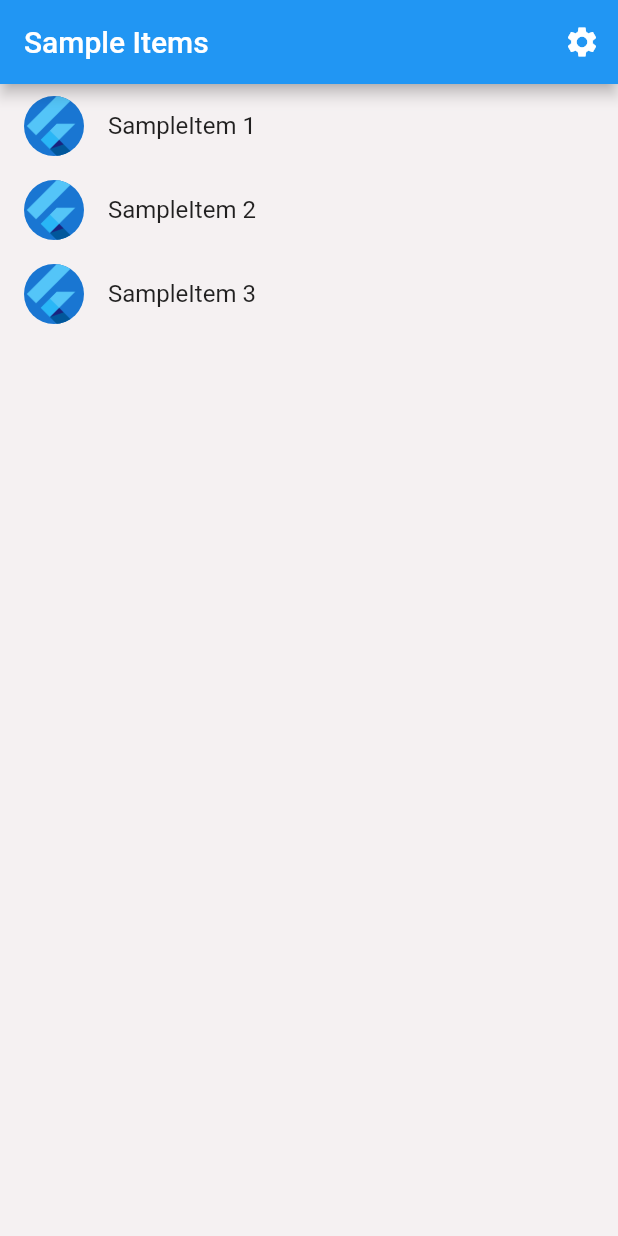
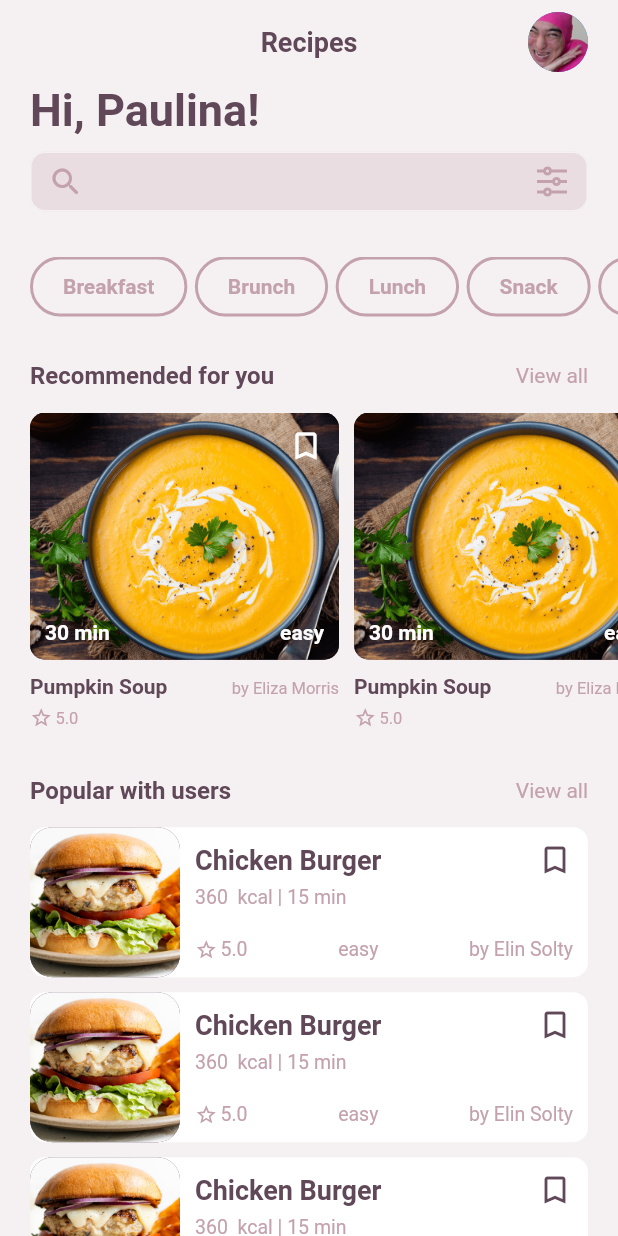
Before and after one commit to Mmoke-Nape/Full-Fridge-App, a Flutter app: the screen it shows after launch, on a phone screen of 412 x 824 dp. Run offline on Flutter 3.47's test engine with Material 2 defaults, Android fonts, the phone set to English and light mode, and no system bars; our stand-ins replace get, google_fonts, websafe_svg; generated files the repository leaves out were written again.

Commit message:
Completed home screen UI

```diff
--- /dev/null
+++ b/lib/screens/home/home_screen.dart
@@ -0,0 +1,130 @@
+import 'package:flutter/material.dart';
+import 'package:websafe_svg/websafe_svg.dart';
+
+import '../../constants/app_colors.dart';
+import '../../widgets/category_home_pill.dart';
+import '../../widgets/custom_food_listtile.dart';
+import '../../widgets/heading_and_view_All.dart';
+import '../../widgets/recommend_for_you_display.dart';
+import '../../widgets/searchbox_with_button.dart';
+
+class HomeScreen extends StatelessWidget {
+  const HomeScreen({Key? key}) : super(key: key);
+
+  static const categoryList = [
+    'Breakfast',
+    'Brunch',
+    'Lunch',
+    'Snack',
+    'Dinner'
+  ];
+  @override
+  Widget build(BuildContext context) {
+    Size size = MediaQuery.of(context).size;
+    return Scaffold(
+      appBar: AppBar(
+        backgroundColor: AppColors.backgroundPageColor,
+        actions: const [
+          Padding(
+            padding: EdgeInsets.only(right: 20),
+            child: CircleAvatar(
+              foregroundImage: AssetImage('assets/images/joji.jpg'),
+              radius: 20,
+            ),
+          ),
+        ],
+        centerTitle: true,
+        title: Text(
+          'Recipes',
+          style: Theme.of(context)
+              .textTheme
+              .bodyText1!
+              .copyWith(fontSize: 18, fontWeight: FontWeight.bold),
+        ),
+        elevation: 0,
+      ),
+      body: SingleChildScrollView(
+        child: Column(
+          crossAxisAlignment: CrossAxisAlignment.start,
+          children: [
+            Padding(
+              padding: const EdgeInsets.only(left: 20, right: 20, bottom: 10),
+              child: Text(
+                'Hi, Paulina!',
+                style: Theme.of(context)
+                    .textTheme
+                    .headline1!
+                    .copyWith(fontSize: 30, fontWeight: FontWeight.bold),
+              ),
+            ),
+            SearchBoxWithButton(
+                press: () {}, svgIcon: 'assets/icons/RiEqualizerLine.svg'),
+            const SizedBox(height: 30),
+            Container(
+              padding: const EdgeInsets.only(left: 20),
+              height: 40,
+              child: ListView.builder(
+                shrinkWrap: true,
+                itemCount: categoryList.length,
+                scrollDirection: Axis.horizontal,
+                itemBuilder: ((context, index) {
+                  return Padding(
+                    padding: EdgeInsets.only(left: index == 0 ? 0 : 5),
+                    child: CategoryHomePill(text: categoryList[index]),
+                  );
+                }),
+              ),
+            ),
+            const SizedBox(height: 30),
+            HeadingAndViewAll(heading: 'Recommended for you', press: () {}),
+            const SizedBox(height: 15),
+            Container(
+              padding: const EdgeInsets.only(left: 20),
+              height: size.height * .27,
+              // color: Colors.green,
+              child: ListView.builder(
+                shrinkWrap: true,
+                itemCount: 5,
+                // itemExtent: size.width * .6,
+                scrollDirection: Axis.horizontal,
+                itemBuilder: ((context, index) {
+                  return Padding(
+                    padding: EdgeInsets.only(left: index == 0 ? 0 : 10),
+                    child: const RecommendedForYouDisplay(
+                      title: 'Pumpkin Soup',
+                      chefName: 'by Eliza Morris',
+                      difficulty: 'easy',
+                      time: '30',
+                    ),
+                  );
+                }),
+              ),
+            ),
+            const SizedBox(height: 20),
+            HeadingAndViewAll(heading: 'Popular with users', press: () {}),
+            const SizedBox(height: 15),
+            ListView.builder(
+              shrinkWrap: true,
+              itemCount: 7,
+              physics: const NeverScrollableScrollPhysics(),
+              itemBuilder: ((context, index) {
+                return const Padding(
+                  padding: EdgeInsets.only(bottom: 10),
+                  child: CustomFoodListTile(
+                    image: 'assets/images/food/chicken_burger.jpg',
+                    title: 'Chicken Burger',
+                    cal: '360 ',
+                    time: '15',
+                    rating: '5.0',
+                    difficulty: 'easy',
+                    chef: 'Elin Solty',
+                  ),
+                );
+              }),
+            ),
+          ],
+        ),
+      ),
+    );
+  }
+}
--- a/lib/src/app.dart
+++ b/lib/src/app.dart
@@ -1,6 +1,7 @@
 import 'package:flutter/material.dart';
 import 'package:flutter_gen/gen_l10n/app_localizations.dart';
 import 'package:flutter_localizations/flutter_localizations.dart';
+import 'package:full_fridge_app/screens/home/home_screen.dart';
 import 'package:get/get.dart';
 import 'package:google_fonts/google_fonts.dart';
 
@@ -62,10 +63,20 @@ class MyApp extends StatelessWidget {
           theme: ThemeData(
             scaffoldBackgroundColor: AppColors.backgroundPageColor,
             primaryColor: AppColors.accentColor,
+            accentColor: AppColors.accentColor,
             textTheme: TextTheme(
-              headline1:
-                  GoogleFonts.roboto().copyWith(fontWeight: FontWeight.bold),
-              bodyText2: GoogleFonts.roboto().copyWith(fontSize: 16),
+              headline1: GoogleFonts.roboto().copyWith(
+                fontWeight: FontWeight.bold,
+                color: AppColors.accentColor,
+              ),
+              bodyText2: GoogleFonts.roboto().copyWith(
+                color: AppColors.accentColor,
+              ),
+              bodyText1: GoogleFonts.roboto().copyWith(
+                fontSize: 16,
+                fontWeight: FontWeight.bold,
+                color: AppColors.accentColor,
+              ),
             ),
           ),
           darkTheme: ThemeData.dark(),
@@ -74,22 +85,23 @@ class MyApp extends StatelessWidget {
 
           // Define a function to handle named routes in order to support
           // Flutter web url navigation and deep linking.
-          onGenerateRoute: (RouteSettings routeSettings) {
-            return MaterialPageRoute<void>(
-              settings: routeSettings,
-              builder: (BuildContext context) {
-                switch (routeSettings.name) {
-                  case SettingsView.routeName:
-                    return SettingsView(controller: settingsController);
-                  case SampleItemDetailsView.routeName:
-                    return const SampleItemDetailsView();
-                  case SampleItemListView.routeName:
-                  default:
-                    return const SampleItemListView();
-                }
-              },
-            );
-          },
+          // onGenerateRoute: (RouteSettings routeSettings) {
+          //   return MaterialPageRoute<void>(
+          //     settings: routeSettings,
+          //     builder: (BuildContext context) {
+          //       switch (routeSettings.name) {
+          //         case SettingsView.routeName:
+          //           return SettingsView(controller: settingsController);
+          //         case SampleItemDetailsView.routeName:
+          //           return const SampleItemDetailsView();
+          //         case SampleItemListView.routeName:
+          //         default:
+          //           return const SampleItemListView();
+          //       }
+          //     },
+          //   );
+          // },
+          home: const HomeScreen(),
         );
       },
     );
--- /dev/null
+++ b/lib/widgets/category_home_pill.dart
@@ -0,0 +1,23 @@
+import 'package:flutter/material.dart';
+
+import '../constants/app_colors.dart';
+
+class CategoryHomePill extends StatelessWidget {
+  const CategoryHomePill({
+    Key? key,
+    required this.text,
+  }) : super(key: key);
+  final String text;
+  @override
+  Widget build(BuildContext context) {
+    return Container(
+      padding: const EdgeInsets.symmetric(horizontal: 20, vertical: 10),
+      decoration: BoxDecoration(
+          borderRadius: const BorderRadius.all(Radius.circular(30)),
+          border: Border.all(color: AppColors.activeColor, width: 2)),
+      child: Text(text,
+          style: const TextStyle(
+              fontWeight: FontWeight.bold, color: AppColors.activeColor)),
+    );
+  }
+}
--- /dev/null
+++ b/lib/widgets/custom_food_listtile.dart
@@ -0,0 +1,123 @@
+import 'package:flutter/material.dart';
+
+import '../constants/app_colors.dart';
+
+class CustomFoodListTile extends StatelessWidget {
+  const CustomFoodListTile({
+    Key? key,
+    required this.image,
+    required this.title,
+    required this.cal,
+    required this.time,
+    required this.rating,
+    required this.difficulty,
+    required this.chef,
+  }) : super(key: key);
+
+  final String image;
+  final String title;
+  final String cal;
+  final String time;
+  final String rating;
+  final String difficulty;
+  final String chef;
+
+  @override
+  Widget build(BuildContext context) {
+    Size size = MediaQuery.of(context).size;
+    return Container(
+      margin: const EdgeInsets.symmetric(horizontal: 20),
+      padding: const EdgeInsets.only(right: 10),
+      width: size.width,
+      height: 100,
+      decoration: const BoxDecoration(
+        borderRadius: BorderRadius.all(Radius.circular(10)),
+        color: Colors.white,
+      ),
+      child: Row(
+        children: [
+          Container(
+            height: 100,
+            width: 100,
+            decoration: const BoxDecoration(
+              borderRadius: BorderRadius.all(Radius.circular(15)),
+              color: AppColors.accentColor,
+            ),
+            child: ClipRRect(
+                borderRadius: const BorderRadius.all(Radius.circular(15)),
+                child: Image.asset(image, fit: BoxFit.cover)),
+          ),
+          const SizedBox(width: 10),
+          Expanded(
+            child: Column(
+              crossAxisAlignment: CrossAxisAlignment.start,
+              children: [
+                const SizedBox(height: 10),
+                Row(
+                  mainAxisAlignment: MainAxisAlignment.spaceBetween,
+                  mainAxisSize: MainAxisSize.max,
+                  children: [
+                    Text(
+                      title,
+                      style: Theme.of(context)
+                          .textTheme
+                          .bodyText1!
+                          .copyWith(fontSize: 18),
+                    ),
+                    const Icon(Icons.bookmark_outline,
+                        color: AppColors.accentColor)
+                  ],
+                ),
+                const SizedBox(height: 5),
+                Text(
+                  '$cal kcal | $time min',
+                  style: const TextStyle(
+                    color: AppColors.activeColor,
+                    fontSize: 13,
+                  ),
+                ),
+                const SizedBox(height: 20),
+                Row(
+                  mainAxisAlignment: MainAxisAlignment.spaceBetween,
+                  mainAxisSize: MainAxisSize.max,
+                  children: [
+                    Row(
+                      children: [
+                        const Icon(
+                          Icons.star_border,
+                          color: AppColors.activeColor,
+                          size: 15,
+                        ),
+                        const SizedBox(width: 2),
+                        Text(
+                          rating,
+                          style: const TextStyle(
+                              color: AppColors.activeColor, fontSize: 13),
+                        ),
+                      ],
+                    ),
+                    Text(
+                      difficulty,
+                      style: const TextStyle(
+                        color: AppColors.activeColor,
+                        fontSize: 13,
+                      ),
+                    ),
+                    Text(
+                      'by $chef',
+                      style: const TextStyle(
+                        color: AppColors.activeColor,
+                        fontSize: 13,
+                      ),
+                    ),
+                  ],
+                ),
+              ],
+            ),
+          ),
+        ],
+      ),
+      // padding: const EdgeInsets.symmetric(horizontal: 20),
+    );
+  }
+}
--- /dev/null
+++ b/lib/widgets/heading_and_view_All.dart
@@ -0,0 +1,36 @@
+import 'package:flutter/material.dart';
+
+import '../constants/app_colors.dart';
+
+class HeadingAndViewAll extends StatelessWidget {
+  const HeadingAndViewAll({
+    Key? key,
+    required this.heading,
+    required this.press,
+  }) : super(key: key);
+  final String heading;
+  final Function() press;
+  @override
+  Widget build(BuildContext context) {
+    return Padding(
+      padding: const EdgeInsets.symmetric(horizontal: 20),
+      child: Row(
+        mainAxisSize: MainAxisSize.max,
+        mainAxisAlignment: MainAxisAlignment.spaceBetween,
+        children: [
+          Text(
+            heading,
+            style: Theme.of(context).textTheme.bodyText1,
+          ),
+          GestureDetector(
+            onTap: press,
+            child: const Text(
+              'View all',
+              style: TextStyle(color: AppColors.activeColor, fontSize: 14),
+            ),
+          ),
+        ],
+      ),
+    );
+  }
+}
--- /dev/null
+++ b/lib/widgets/recommend_for_you_display.dart
@@ -0,0 +1,115 @@
+import 'package:flutter/material.dart';
+
+import '../constants/app_colors.dart';
+
+class RecommendedForYouDisplay extends StatelessWidget {
+  const RecommendedForYouDisplay({
+    Key? key,
+    required this.title,
+    required this.difficulty,
+    required this.time,
+    required this.chefName,
+  }) : super(key: key);
+
+  final String title;
+  final String difficulty;
+  final String time;
+  final String chefName;
+
+  @override
+  Widget build(BuildContext context) {
+    Size size = MediaQuery.of(context).size;
+    return Container(
+      width: size.width * .5,
+      // padding: const EdgeInsets.symmetric(horizontal: 20),
+      child: Column(
+        children: [
+          Container(
+            height: size.height * .2,
+            width: double.infinity,
+            padding: const EdgeInsets.symmetric(horizontal: 10, vertical: 10),
+            decoration: const BoxDecoration(
+              borderRadius: BorderRadius.all(Radius.circular(10)),
+              color: AppColors.accentColor,
+              image: DecorationImage(
+                  image: AssetImage('assets/images/food/Pumpkin-Soup-Bowl.png'),
+                  fit: BoxFit.cover),
+            ),
+            child: Stack(
+              fit: StackFit.expand,
+              children: [
+                Column(
+                  mainAxisSize: MainAxisSize.max,
+                  mainAxisAlignment: MainAxisAlignment.spaceBetween,
+                  children: [
+                    Row(
+                      mainAxisAlignment: MainAxisAlignment.spaceBetween,
+                      children: const [
+                        SizedBox(width: 10),
+                        Icon(Icons.bookmark_outline, color: Colors.white)
+                      ],
+                    ),
+                    Row(
+                      mainAxisAlignment: MainAxisAlignment.spaceBetween,
+                      children: [
+                        Text(
+                          '$time min',
+                          style: const TextStyle(
+                            color: Colors.white,
+                            fontWeight: FontWeight.bold,
+                          ),
+                        ),
+                        Text(
+                          difficulty,
+                          style: const TextStyle(
+                            color: Colors.white,
+                            fontWeight: FontWeight.bold,
+                            // fontSize: 11,
+                          ),
+                        ),
+                      ],
+                    ),
+                  ],
+                )
+              ],
+            ),
+          ),
+          const SizedBox(height: 10),
+          Row(
+            mainAxisSize: MainAxisSize.max,
+            mainAxisAlignment: MainAxisAlignment.spaceBetween,
+            crossAxisAlignment: CrossAxisAlignment.end,
+            children: [
+              Text(title, style: const TextStyle(fontWeight: FontWeight.bold)),
+              GestureDetector(
+                onTap: () {},
+                child: Text(
+                  chefName,
+                  style: const TextStyle(
+                      color: AppColors.activeColor, fontSize: 11),
+                ),
+              ),
+            ],
+          ),
+          const SizedBox(height: 5),
+          Row(
+            mainAxisAlignment: MainAxisAlignment.start,
+            crossAxisAlignment: CrossAxisAlignment.end,
+            children: const [
+              Icon(
+                Icons.star_border,
+                color: AppColors.activeColor,
+                size: 15,
+              ),
+              SizedBox(width: 2),
+              Text(
+                '5.0',
+                style: TextStyle(color: AppColors.activeColor, fontSize: 11),
+              )
+            ],
+          )
+        ],
+      ),
+    );
+  }
+}
--- /dev/null
+++ b/lib/widgets/searchbox_with_button.dart
@@ -0,0 +1,70 @@
+import 'package:flutter/material.dart';
+import 'package:websafe_svg/websafe_svg.dart';
+
+import '../constants/app_colors.dart';
+
+class SearchBoxWithButton extends StatelessWidget {
+  const SearchBoxWithButton({
+    Key? key,
+    required this.press,
+    required this.svgIcon,
+  }) : super(key: key);
+  final Function() press;
+  final String svgIcon;
+
+  @override
+  Widget build(BuildContext context) {
+    return Padding(
+      padding: const EdgeInsets.symmetric(horizontal: 20),
+      child: SizedBox(
+        height: 40,
+        child: TextField(
+          // controller: emailController,
+          cursorColor: AppColors.accentColor,
+          decoration: InputDecoration(
+              enabledBorder: const OutlineInputBorder(
+                borderSide: BorderSide(
+                    color: AppColors.backgroundPageColor, width: 1.0),
+                borderRadius: BorderRadius.all(Radius.circular(10)),
+              ),
+              filled: true,
+              fillColor: AppColors.activeColor.withOpacity(0.25),
+              focusedBorder: const OutlineInputBorder(
+                borderSide:
+                    BorderSide(color: AppColors.backgroundPageColor, width: 1),
+                borderRadius: BorderRadius.all(Radius.circular(10)),
+              ),
+              border: OutlineInputBorder(
+                borderSide: BorderSide(
+                    color: AppColors.activeColor.withOpacity(0.25), width: 1.0),
+                borderRadius: const BorderRadius.all(Radius.circular(10)),
+              ),
+              focusColor: AppColors.activeColor,
+              // hintStyle: TextStyle(color: AppColors.activeColor),
+              // hintText: 'Your email address',
+              prefixIcon: const Icon(
+                Icons.search_rounded,
+                color: AppColors.activeColor,
+              ),
+              suffixIcon: GestureDetector(
+                onTap: () => press,
+                child: Padding(
+                  padding: const EdgeInsets.all(8.0),
+                  child: WebsafeSvg.asset(
+                    svgIcon,
+                    color: AppColors.activeColor,
+                  ),
+                ),
+              )),
+          // style: const TextStyle(color: AppColors.grey3),
+          keyboardType: TextInputType.text,
+          // autovalidateMode: AutovalidateMode.onUserInteraction,
+          // validator: (email) =>
+          //     email != null && !EmailValidator.validate(email)
+          //         ? 'Enter a valid email'
+          //         : null,
+        ),
+      ),
+    );
+  }
+}
--- a/pubspec.yaml
+++ b/pubspec.yaml
@@ -35,3 +35,7 @@ flutter:
   assets:
     # Add assets from the images directory to the application.
     - assets/images/
+    - assets/icons/
+    - assets/images/food/
+    - assets/icons/illustrations/
+    - assets/icons/logo/
```
Also changed, not shown: assets/icons/RiEqualizerLine.svg (added), assets/icons/illustrations/Hamburger-cuate.svg (added), assets/icons/illustrations/Recipe book-rafiki.svg (added), assets/images/2.0x/flutter_logo.png (deleted), assets/images/3.0x/flutter_logo.png (deleted), assets/images/flutter_logo.png (deleted), assets/images/food/Pumpkin-Soup-Bowl.png (added), assets/images/food/chicken_burger.jpg (added), assets/images/joji.jpg (added), lib/screens/main_screen.dart (added).
